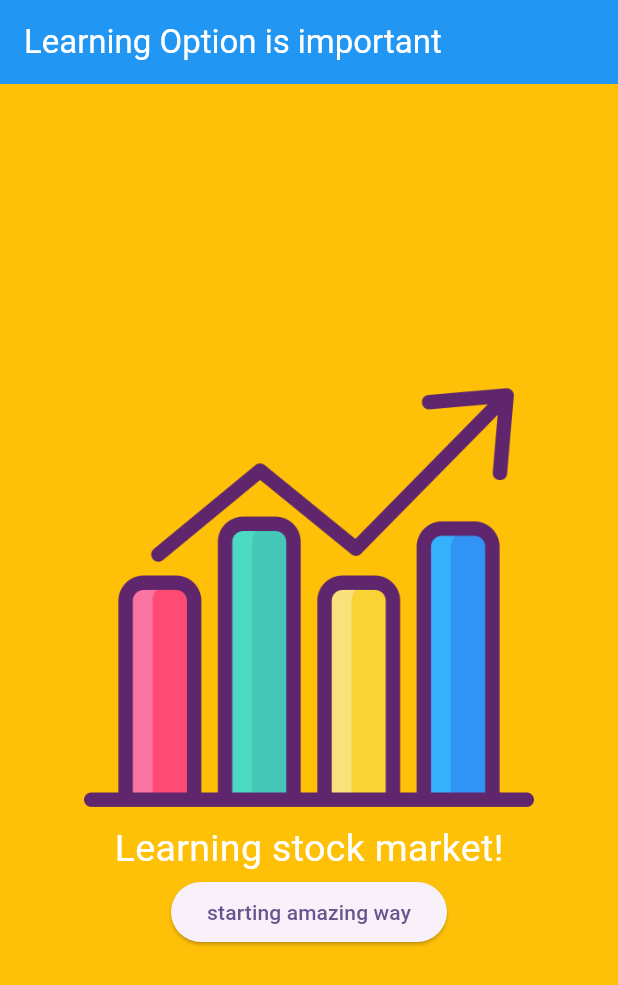
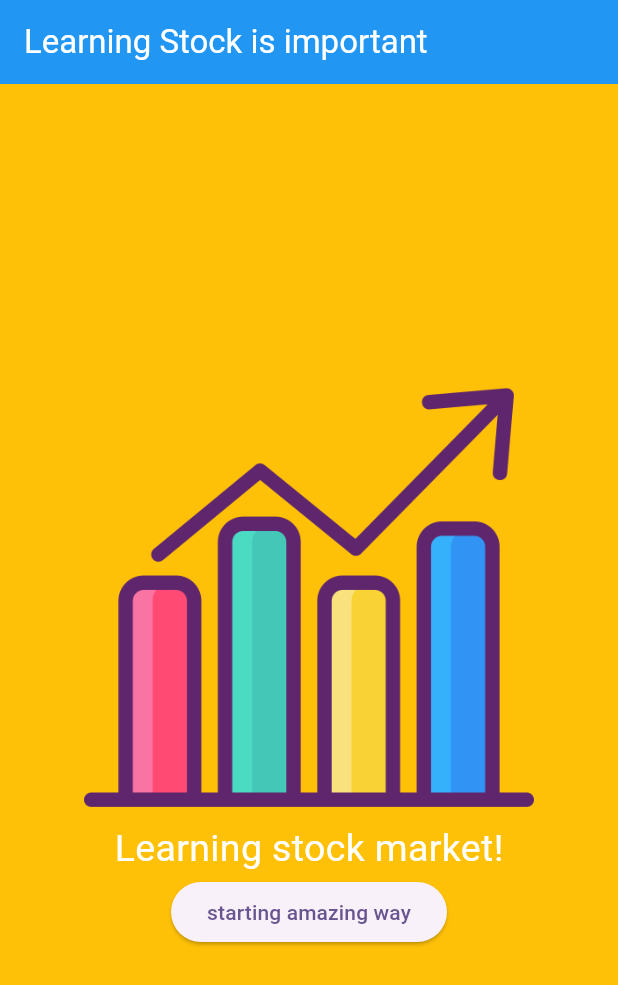
Before and after one commit to ivansiuzzz/-mobile-App-stock_quiz_app, a Flutter app: the screen it shows after launch, on a phone screen of 412 x 824 dp. Shown: the top 985 px of the screen. Run offline on Flutter 3.47's test engine with Material 2 defaults, Android fonts, the light colour scheme and no system bars.

Commit message:
tidy up code

```diff
--- a/lib/main.dart
+++ b/lib/main.dart
@@ -22,7 +22,7 @@ class MyApp extends StatelessWidget {
           backgroundColor: Colors.amber,
           appBar: AppBar(
             title: Text(
-              "Learning Option is important",
+              "Learning Stock is important",
               style: TextStyle(color: Colors.white),
             ),
             backgroundColor: Colors.blue,
--- a/lib/pages/startPage.dart
+++ b/lib/pages/startPage.dart
@@ -1,4 +1,5 @@
 import 'package:flutter/material.dart';
+import 'package:quiz_stock/pages/quizPage.dart';
 
 class StartPage extends StatefulWidget {
   const StartPage({super.key});
@@ -24,7 +25,12 @@ class _StartPageState extends State<StartPage> {
             style: TextStyle(color: Colors.white, fontSize: 25),
           ),
         ),
-        ElevatedButton(onPressed: () {}, child: Text("starting amazing way"))
+        ElevatedButton(
+            onPressed: () {
+              Navigator.push(
+                  context, MaterialPageRoute(builder: (context) => Quiz()));
+            },
+            child: Text("starting amazing way"))
       ],
     ));
   }
```
Also changed, not shown: 1 other file.
